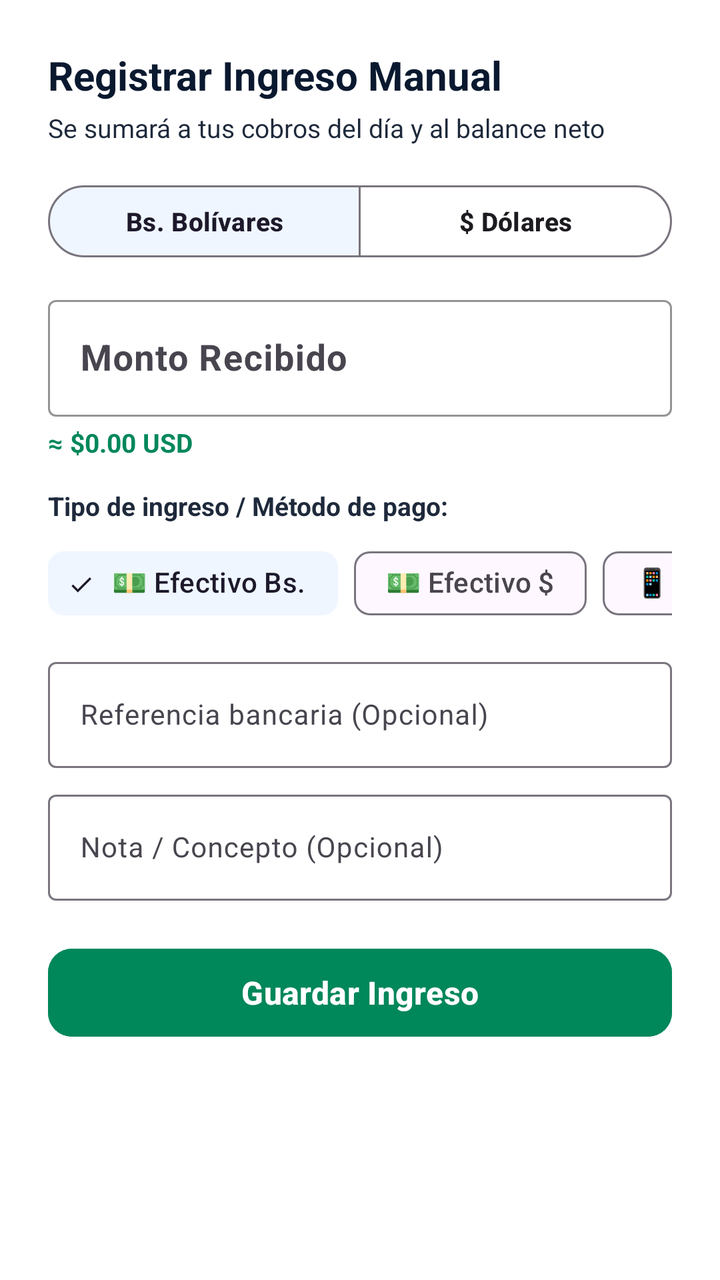
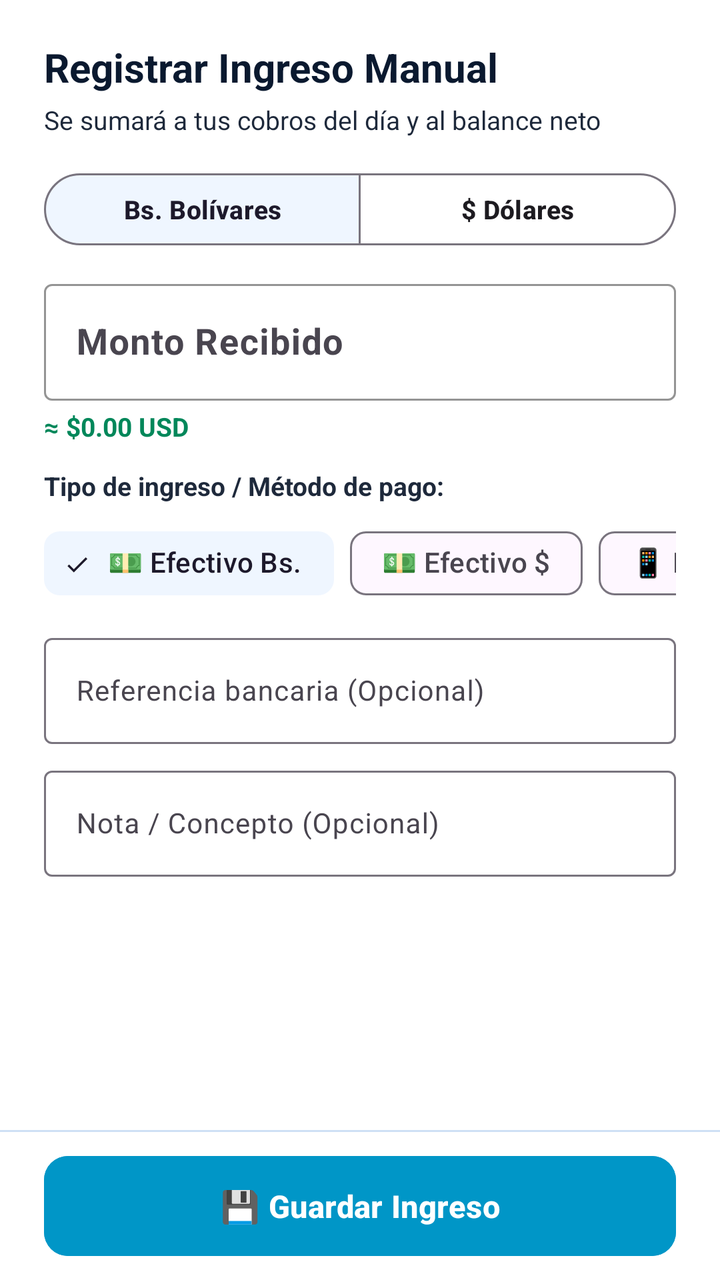

Screens rendered from an Android XML layout before and after an edit, with the pre-edit source and the edit as a unified diff.
<!-- AndroidManifest.xml: application theme Theme.Zeasy -->
<!-- res/layout/dialog_add_income.xml -->
<?xml version="1.0" encoding="utf-8"?>
<LinearLayout xmlns:android="http://schemas.android.com/apk/res/android"
    xmlns:app="http://schemas.android.com/apk/res-auto"
    android:layout_width="match_parent"
    android:layout_height="wrap_content"
    android:orientation="vertical"
    android:padding="24dp"
    android:background="@color/surface">

    <TextView
        android:layout_width="wrap_content"
        android:layout_height="wrap_content"
        android:text="Registrar Ingreso Manual"
        android:textStyle="bold"
        android:textColor="@color/text_primary"
        android:textSize="20sp" />

    <TextView
        android:layout_width="wrap_content"
        android:layout_height="wrap_content"
        android:layout_marginTop="4dp"
        android:text="Se sumará a tus cobros del día y al balance neto"
        android:textColor="@color/text_secondary"
        android:textSize="13sp" />

    
    <com.google.android.material.button.MaterialButtonToggleGroup
        android:id="@+id/toggleIncomeCurrency"
        android:layout_width="match_parent"
        android:layout_height="wrap_content"
        android:layout_marginTop="16dp"
        app:singleSelection="true"
        app:selectionRequired="true"
        app:checkedButton="@id/btnIncomeVes">

        <com.google.android.material.button.MaterialButton
            android:id="@+id/btnIncomeVes"
            style="@style/Widget.Material3.Button.OutlinedButton"
            android:layout_width="0dp"
            android:layout_height="44dp"
            android:layout_weight="1"
            android:text="Bs. Bolívares"
            android:textSize="13sp"
            android:textStyle="bold" />

        <com.google.android.material.button.MaterialButton
            android:id="@+id/btnIncomeUsd"
            style="@style/Widget.Material3.Button.OutlinedButton"
            android:layout_width="0dp"
            android:layout_height="44dp"
            android:layout_weight="1"
            android:text="$ Dólares"
            android:textSize="13sp"
            android:textStyle="bold" />
    </com.google.android.material.button.MaterialButtonToggleGroup>

    <com.google.android.material.textfield.TextInputLayout
        android:id="@+id/tilIncomeAmount"
        android:layout_width="match_parent"
        android:layout_height="wrap_content"
        android:layout_marginTop="12dp"
        android:hint="Monto Recibido"
        app:boxStrokeColor="@color/accent_green"
        app:hintTextColor="@color/accent_green">

        <com.google.android.material.textfield.TextInputEditText
            android:id="@+id/etIncomeAmount"
            android:layout_width="match_parent"
            android:layout_height="wrap_content"
            android:inputType="numberDecimal"
            android:textSize="18sp"
            android:textStyle="bold"
            android:textColor="@color/text_primary" />
    </com.google.android.material.textfield.TextInputLayout>

    <TextView
        android:id="@+id/tvIncomeConverted"
        android:layout_width="wrap_content"
        android:layout_height="wrap_content"
        android:layout_marginTop="4dp"
        android:text="≈ $0.00 USD"
        android:textColor="@color/accent_green"
        android:textSize="13sp"
        android:textStyle="bold" />

    <TextView
        android:layout_width="wrap_content"
        android:layout_height="wrap_content"
        android:layout_marginTop="14dp"
        android:text="Tipo de ingreso / Método de pago:"
        android:textColor="@color/text_secondary"
        android:textSize="13sp"
        android:textStyle="bold" />

    <HorizontalScrollView
        android:layout_width="match_parent"
        android:layout_height="wrap_content"
        android:layout_marginTop="6dp"
        android:scrollbars="none">

        <com.google.android.material.chip.ChipGroup
            android:id="@+id/chipGroupIncomeType"
            android:layout_width="wrap_content"
            android:layout_height="wrap_content"
            app:singleSelection="true"
            app:selectionRequired="true">

            <com.google.android.material.chip.Chip
                android:id="@+id/chipEfectivoBs"
                android:layout_width="wrap_content"
                android:layout_height="wrap_content"
                android:text="💵 Efectivo Bs."
                android:checked="true"
                style="@style/Widget.Material3.Chip.Filter" />

            <com.google.android.material.chip.Chip
                android:id="@+id/chipEfectivoUsd"
                android:layout_width="wrap_content"
                android:layout_height="wrap_content"
                android:text="💵 Efectivo $"
                style="@style/Widget.Material3.Chip.Filter" />

            <com.google.android.material.chip.Chip
                android:id="@+id/chipPagoMovilManual"
                android:layout_width="wrap_content"
                android:layout_height="wrap_content"
                android:text="📱 Pago Móvil"
                style="@style/Widget.Material3.Chip.Filter" />

            <com.google.android.material.chip.Chip
                android:id="@+id/chipPuntoVenta"
                android:layout_width="wrap_content"
                android:layout_height="wrap_content"
                android:text="💳 Punto / Tarjeta"
                style="@style/Widget.Material3.Chip.Filter" />

            <com.google.android.material.chip.Chip
                android:id="@+id/chipTransferencia"
                android:layout_width="wrap_content"
                android:layout_height="wrap_content"
                android:text="🏦 Transferencia"
                style="@style/Widget.Material3.Chip.Filter" />

            <com.google.android.material.chip.Chip
                android:id="@+id/chipOtroIngreso"
                android:layout_width="wrap_content"
                android:layout_height="wrap_content"
                android:text="➕ Otro"
                style="@style/Widget.Material3.Chip.Filter" />
        </com.google.android.material.chip.ChipGroup>
    </HorizontalScrollView>

    <com.google.android.material.textfield.TextInputLayout
        android:layout_width="match_parent"
        android:layout_height="wrap_content"
        android:layout_marginTop="10dp"
        android:hint="Referencia bancaria (Opcional)">

        <com.google.android.material.textfield.TextInputEditText
            android:id="@+id/etIncomeRef"
            android:layout_width="match_parent"
            android:layout_height="wrap_content"
            android:inputType="number"
            android:textSize="14sp"
            android:textColor="@color/text_primary" />
    </com.google.android.material.textfield.TextInputLayout>

    <com.google.android.material.textfield.TextInputLayout
        android:layout_width="match_parent"
        android:layout_height="wrap_content"
        android:layout_marginTop="8dp"
        android:hint="Nota / Concepto (Opcional)">

        <com.google.android.material.textfield.TextInputEditText
            android:id="@+id/etIncomeNote"
            android:layout_width="match_parent"
            android:layout_height="wrap_content"
            android:textSize="14sp"
            android:textColor="@color/text_primary" />
    </com.google.android.material.textfield.TextInputLayout>

    <com.google.android.material.button.MaterialButton
        android:id="@+id/btnSaveIncome"
        android:layout_width="match_parent"
        android:layout_height="52dp"
        android:layout_marginTop="20dp"
        android:text="Guardar Ingreso"
        android:textSize="16sp"
        android:textStyle="bold"
        app:cornerRadius="12dp"
        android:backgroundTint="@color/accent_green"
        android:textColor="@color/white" />

</LinearLayout>
<!-- resources referenced by this layout -->
<resources>
  <color name="accent_green">#00875A</color>
  <color name="surface">#FFFFFF</color>
  <color name="text_primary">#0A192F</color>
  <color name="text_secondary">#1E293B</color>
  <color name="white">#FFFFFF</color>
  <style name="Theme.Zeasy" parent="Theme.Material3.DayNight.NoActionBar">
          
          <item name="colorPrimary">@color/accent_green</item>
          <item name="colorPrimaryContainer">@color/accent_green_bg</item>
          <item name="colorOnPrimary">@color/white</item>
          <item name="colorSecondary">@color/accent_blue</item>
          <item name="colorSecondaryContainer">@color/accent_blue_bg</item>
  
          
          <item name="android:colorBackground">@color/background</item>
  
          
          <item name="android:textColor">@color/text_primary</item>
  
          
          <item name="bottomNavigationStyle">@style/Widget.Zeasy.BottomNavigationView</item>
      </style>
  <color name="accent_green_bg">#E3FCEF</color>
  <color name="accent_blue">#0052FF</color>
  <color name="accent_blue_bg">#EFF6FF</color>
  <color name="background">#F4F8FC</color>
  <style name="Widget.Zeasy.BottomNavigationView" parent="Widget.Material3.BottomNavigationView">
          <item name="itemRippleColor">@color/accent_green_bg</item>
          <item name="android:background">@color/surface</item>
          <item name="itemIconTint">@color/nav_selector</item>
          <item name="itemTextColor">@color/nav_selector</item>
      </style>
</resources>

<!-- the commit's change to res/layout/dialog_add_income.xml (unified diff, before → after) -->
@@ -4,191 +4,228 @@
     android:layout_width="match_parent"
     android:layout_height="wrap_content"
     android:orientation="vertical"
-    android:padding="24dp"
     android:background="@color/surface">
 
-    <TextView
-        android:layout_width="wrap_content"
-        android:layout_height="wrap_content"
-        android:text="Registrar Ingreso Manual"
-        android:textStyle="bold"
-        android:textColor="@color/text_primary"
-        android:textSize="20sp" />
-
-    <TextView
-        android:layout_width="wrap_content"
-        android:layout_height="wrap_content"
-        android:layout_marginTop="4dp"
-        android:text="Se sumará a tus cobros del día y al balance neto"
-        android:textColor="@color/text_secondary"
-        android:textSize="13sp" />
+    <androidx.core.widget.NestedScrollView
+        android:layout_width="match_parent"
+        android:layout_height="0dp"
+        android:layout_weight="1"
+        android:fillViewport="true">
+
+        <LinearLayout
+            android:layout_width="match_parent"
+            android:layout_height="wrap_content"
+            android:orientation="vertical"
+            android:paddingHorizontal="22dp"
+            android:paddingTop="20dp"
+            android:paddingBottom="12dp">
+
+            <TextView
+                android:layout_width="wrap_content"
+                android:layout_height="wrap_content"
+                android:text="Registrar Ingreso Manual"
+                android:textStyle="bold"
+                android:textColor="@color/text_primary"
+                android:textSize="20sp" />
+
+            <TextView
+                android:layout_width="wrap_content"
+                android:layout_height="wrap_content"
+                android:layout_marginTop="4dp"
+                android:text="Se sumará a tus cobros del día y al balance neto"
+                android:textColor="@color/text_secondary"
+                android:textSize="13sp" />
+
+            
+            <com.google.android.material.button.MaterialButtonToggleGroup
+                android:id="@+id/toggleIncomeCurrency"
+                android:layout_width="match_parent"
+                android:layout_height="wrap_content"
+                android:layout_marginTop="14dp"
+                app:singleSelection="true"
+                app:selectionRequired="true"
+                app:checkedButton="@id/btnIncomeVes">
+
+                <com.google.android.material.button.MaterialButton
+                    android:id="@+id/btnIncomeVes"
+                    style="@style/Widget.Material3.Button.OutlinedButton"
+                    android:layout_width="0dp"
+                    android:layout_height="44dp"
+                    android:layout_weight="1"
+                    android:text="Bs. Bolívares"
+                    android:textSize="13sp"
+                    android:textStyle="bold" />
+
+                <com.google.android.material.button.MaterialButton
+                    android:id="@+id/btnIncomeUsd"
+                    style="@style/Widget.Material3.Button.OutlinedButton"
+                    android:layout_width="0dp"
+                    android:layout_height="44dp"
+                    android:layout_weight="1"
+                    android:text="$ Dólares"
+                    android:textSize="13sp"
+                    android:textStyle="bold" />
+            </com.google.android.material.button.MaterialButtonToggleGroup>
+
+            <com.google.android.material.textfield.TextInputLayout
+                android:id="@+id/tilIncomeAmount"
+                android:layout_width="match_parent"
+                android:layout_height="wrap_content"
+                android:layout_marginTop="10dp"
+                android:hint="Monto Recibido"
+                app:boxStrokeColor="@color/accent_green"
+                app:hintTextColor="@color/accent_green">
+
+                <com.google.android.material.textfield.TextInputEditText
+                    android:id="@+id/etIncomeAmount"
+                    android:layout_width="match_parent"
+                    android:layout_height="wrap_content"
+                    android:inputType="numberDecimal"
+                    android:imeOptions="actionNext"
+                    android:textSize="18sp"
+                    android:textStyle="bold"
+                    android:textColor="@color/text_primary" />
+            </com.google.android.material.textfield.TextInputLayout>
+
+            <TextView
+                android:id="@+id/tvIncomeConverted"
+                android:layout_width="wrap_content"
+                android:layout_height="wrap_content"
+                android:layout_marginTop="4dp"
+                android:text="≈ $0.00 USD"
+                android:textColor="@color/accent_green"
+                android:textSize="13sp"
+                android:textStyle="bold" />
+
+            <TextView
+                android:layout_width="wrap_content"
+                android:layout_height="wrap_content"
+                android:layout_marginTop="12dp"
+                android:text="Tipo de ingreso / Método de pago:"
+                android:textColor="@color/text_secondary"
+                android:textSize="13sp"
+                android:textStyle="bold" />
+
+            <HorizontalScrollView
+                android:layout_width="match_parent"
+                android:layout_height="wrap_content"
+                android:layout_marginTop="6dp"
+                android:scrollbars="none">
+
+                <com.google.android.material.chip.ChipGroup
+                    android:id="@+id/chipGroupIncomeType"
+                    android:layout_width="wrap_content"
+                    android:layout_height="wrap_content"
+                    app:singleSelection="true"
+                    app:selectionRequired="true">
+
+                    <com.google.android.material.chip.Chip
+                        android:id="@+id/chipEfectivoBs"
+                        android:layout_width="wrap_content"
+                        android:layout_height="wrap_content"
+                        android:text="💵 Efectivo Bs."
+                        android:checked="true"
+                        style="@style/Widget.Material3.Chip.Filter" />
+
+                    <com.google.android.material.chip.Chip
+                        android:id="@+id/chipEfectivoUsd"
+                        android:layout_width="wrap_content"
+                        android:layout_height="wrap_content"
+                        android:text="💵 Efectivo $"
+                        style="@style/Widget.Material3.Chip.Filter" />
+
+                    <com.google.android.material.chip.Chip
+                        android:id="@+id/chipPagoMovilManual"
+                        android:layout_width="wrap_content"
+                        android:layout_height="wrap_content"
+                        android:text="📱 Pago Móvil"
+                        style="@style/Widget.Material3.Chip.Filter" />
+
+                    <com.google.android.material.chip.Chip
+                        android:id="@+id/chipPuntoVenta"
+                        android:layout_width="wrap_content"
+                        android:layout_height="wrap_content"
+                        android:text="💳 Punto / Tarjeta"
+                        style="@style/Widget.Material3.Chip.Filter" />
+
+                    <com.google.android.material.chip.Chip
+                        android:id="@+id/chipTransferencia"
+                        android:layout_width="wrap_content"
+                        android:layout_height="wrap_content"
+                        android:text="🏦 Transferencia"
+                        style="@style/Widget.Material3.Chip.Filter" />
+
+                    <com.google.android.material.chip.Chip
+                        android:id="@+id/chipOtroIngreso"
+                        android:layout_width="wrap_content"
+                        android:layout_height="wrap_content"
+                        android:text="➕ Otro"
+                        style="@style/Widget.Material3.Chip.Filter" />
+                </com.google.android.material.chip.ChipGroup>
+            </HorizontalScrollView>
+
+            <com.google.android.material.textfield.TextInputLayout
+                android:layout_width="match_parent"
+                android:layout_height="wrap_content"
+                android:layout_marginTop="8dp"
+                android:hint="Referencia bancaria (Opcional)">
+
+                <com.google.android.material.textfield.TextInputEditText
+                    android:id="@+id/etIncomeRef"
+                    android:layout_width="match_parent"
+                    android:layout_height="wrap_content"
+                    android:inputType="number"
+                    android:imeOptions="actionNext"
+                    android:textSize="14sp"
+                    android:textColor="@color/text_primary" />
+            </com.google.android.material.textfield.TextInputLayout>
+
+            <com.google.android.material.textfield.TextInputLayout
+                android:layout_width="match_parent"
+                android:layout_height="wrap_content"
+                android:layout_marginTop="8dp"
+                android:hint="Nota / Concepto (Opcional)">
+
+                <com.google.android.material.textfield.TextInputEditText
+                    android:id="@+id/etIncomeNote"
+                    android:layout_width="match_parent"
+                    android:layout_height="wrap_content"
+                    android:imeOptions="actionDone"
+                    android:textSize="14sp"
+                    android:textColor="@color/text_primary" />
+            </com.google.android.material.textfield.TextInputLayout>
+        </LinearLayout>
+    </androidx.core.widget.NestedScrollView>
+
+    <View
+        android:layout_width="match_parent"
+        android:layout_height="1dp"
+        android:background="@color/border" />
 
     
-    <com.google.android.material.button.MaterialButtonToggleGroup
-        android:id="@+id/toggleIncomeCurrency"
+    <LinearLayout
         android:layout_width="match_parent"
         android:layout_height="wrap_content"
-        android:layout_marginTop="16dp"
-        app:singleSelection="true"
-        app:selectionRequired="true"
-        app:checkedButton="@id/btnIncomeVes">
+        android:orientation="horizontal"
+        android:paddingHorizontal="22dp"
+        android:paddingVertical="12dp"
+        android:background="@color/surface">
 
         <com.google.android.material.button.MaterialButton
-            android:id="@+id/btnIncomeVes"
-            style="@style/Widget.Material3.Button.OutlinedButton"
-            android:layout_width="0dp"
-            android:layout_height="44dp"
-            android:layout_weight="1"
-            android:text="Bs. Bolívares"
-            android:textSize="13sp"
-            android:textStyle="bold" />
-
-        <com.google.android.material.button.MaterialButton
-            android:id="@+id/btnIncomeUsd"
-            style="@style/Widget.Material3.Button.OutlinedButton"
-            android:layout_width="0dp"
-            android:layout_height="44dp"
-            android:layout_weight="1"
-            android:text="$ Dólares"
-            android:textSize="13sp"
-            android:textStyle="bold" />
-    </com.google.android.material.button.MaterialButtonToggleGroup>
-
-    <com.google.android.material.textfield.TextInputLayout
-        android:id="@+id/tilIncomeAmount"
-        android:layout_width="match_parent"
-        android:layout_height="wrap_content"
-        android:layout_marginTop="12dp"
-        android:hint="Monto Recibido"
-        app:boxStrokeColor="@color/accent_green"
-        app:hintTextColor="@color/accent_green">
-
-        <com.google.android.material.textfield.TextInputEditText
-            android:id="@+id/etIncomeAmount"
+            android:id="@+id/btnSaveIncome"
             android:layout_width="match_parent"
-            android:layout_height="wrap_content"
-            android:inputType="numberDecimal"
-            android:textSize="18sp"
+            android:layout_height="50dp"
+            android:text="💾 Guardar Ingreso"
+            android:textSize="15.5sp"
             android:textStyle="bold"
-            android:textColor="@color/text_primary" />
-    </com.google.android.material.textfield.TextInputLayout>
-
-    <TextView
-        android:id="@+id/tvIncomeConverted"
-        android:layout_width="wrap_content"
-        android:layout_height="wrap_content"
-        android:layout_marginTop="4dp"
-        android:text="≈ $0.00 USD"
-        android:textColor="@color/accent_green"
-        android:textSize="13sp"
-        android:textStyle="bold" />
-
-    <TextView
-        android:layout_width="wrap_content"
-        android:layout_height="wrap_content"
-        android:layout_marginTop="14dp"
-        android:text="Tipo de ingreso / Método de pago:"
-        android:textColor="@color/text_secondary"
-        android:textSize="13sp"
-        android:textStyle="bold" />
-
-    <HorizontalScrollView
-        android:layout_width="match_parent"
-        android:layout_height="wrap_content"
-        android:layout_marginTop="6dp"
-        android:scrollbars="none">
-
-        <com.google.android.material.chip.ChipGroup
-            android:id="@+id/chipGroupIncomeType"
-            android:layout_width="wrap_content"
-            android:layout_height="wrap_content"
-            app:singleSelection="true"
-            app:selectionRequired="true">
-
-            <com.google.android.material.chip.Chip
-                android:id="@+id/chipEfectivoBs"
-                android:layout_width="wrap_content"
-                android:layout_height="wrap_content"
-                android:text="💵 Efectivo Bs."
-                android:checked="true"
-                style="@style/Widget.Material3.Chip.Filter" />
-
-            <com.google.android.material.chip.Chip
-                android:id="@+id/chipEfectivoUsd"
-                android:layout_width="wrap_content"
-                android:layout_height="wrap_content"
-                android:text="💵 Efectivo $"
-                style="@style/Widget.Material3.Chip.Filter" />
-
-            <com.google.android.material.chip.Chip
-                android:id="@+id/chipPagoMovilManual"
-                android:layout_width="wrap_content"
-                android:layout_height="wrap_content"
-                android:text="📱 Pago Móvil"
-                style="@style/Widget.Material3.Chip.Filter" />
-
-            <com.google.android.material.chip.Chip
-                android:id="@+id/chipPuntoVenta"
-                android:layout_width="wrap_content"
-                android:layout_height="wrap_content"
-                android:text="💳 Punto / Tarjeta"
-                style="@style/Widget.Material3.Chip.Filter" />
-
-            <com.google.android.material.chip.Chip
-                android:id="@+id/chipTransferencia"
-                android:layout_width="wrap_content"
-                android:layout_height="wrap_content"
-                android:text="🏦 Transferencia"
-                style="@style/Widget.Material3.Chip.Filter" />
-
-            <com.google.android.material.chip.Chip
-                android:id="@+id/chipOtroIngreso"
-                android:layout_width="wrap_content"
-                android:layout_height="wrap_content"
-                android:text="➕ Otro"
-                style="@style/Widget.Material3.Chip.Filter" />
-        </com.google.android.material.chip.ChipGroup>
-    </HorizontalScrollView>
-
-    <com.google.android.material.textfield.TextInputLayout
-        android:layout_width="match_parent"
-        android:layout_height="wrap_content"
-        android:layout_marginTop="10dp"
-        android:hint="Referencia bancaria (Opcional)">
-
-        <com.google.android.material.textfield.TextInputEditText
-            android:id="@+id/etIncomeRef"
-            android:layout_width="match_parent"
-            android:layout_height="wrap_content"
-            android:inputType="number"
-            android:textSize="14sp"
-            android:textColor="@color/text_primary" />
-    </com.google.android.material.textfield.TextInputLayout>
-
-    <com.google.android.material.textfield.TextInputLayout
-        android:layout_width="match_parent"
-        android:layout_height="wrap_content"
-        android:layout_marginTop="8dp"
-        android:hint="Nota / Concepto (Opcional)">
-
-        <com.google.android.material.textfield.TextInputEditText
-            android:id="@+id/etIncomeNote"
-            android:layout_width="match_parent"
-            android:layout_height="wrap_content"
-            android:textSize="14sp"
-            android:textColor="@color/text_primary" />
-    </com.google.android.material.textfield.TextInputLayout>
-
-    <com.google.android.material.button.MaterialButton
-        android:id="@+id/btnSaveIncome"
-        android:layout_width="match_parent"
-        android:layout_height="52dp"
-        android:layout_marginTop="20dp"
-        android:text="Guardar Ingreso"
-        android:textSize="16sp"
-        android:textStyle="bold"
-        app:cornerRadius="12dp"
-        android:backgroundTint="@color/accent_green"
-        android:textColor="@color/white" />
+            android:singleLine="true"
+            android:maxLines="1"
+            android:ellipsize="end"
+            android:insetTop="0dp"
+            android:insetBottom="0dp"
+            app:cornerRadius="12dp"
+            android:backgroundTint="@color/accent_cyan"
+            android:textColor="@color/white" />
+    </LinearLayout>
 
 </LinearLayout>
<!-- resource entries referenced after the edit -->
@@ -1,6 +1,8 @@
 <!-- resources referenced by this layout -->
 <resources>
+  <color name="accent_cyan">#0096C7</color>
   <color name="accent_green">#00875A</color>
+  <color name="border">#CFE0F5</color>
   <color name="surface">#FFFFFF</color>
   <color name="text_primary">#0A192F</color>
   <color name="text_secondary">#1E293B</color>
